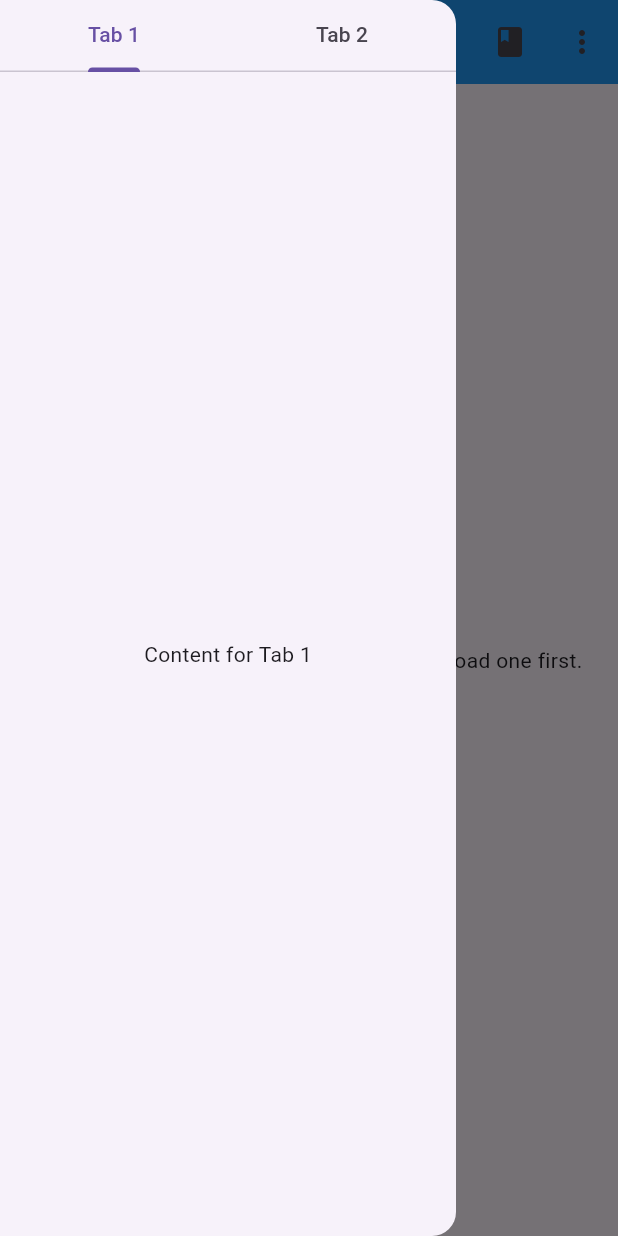
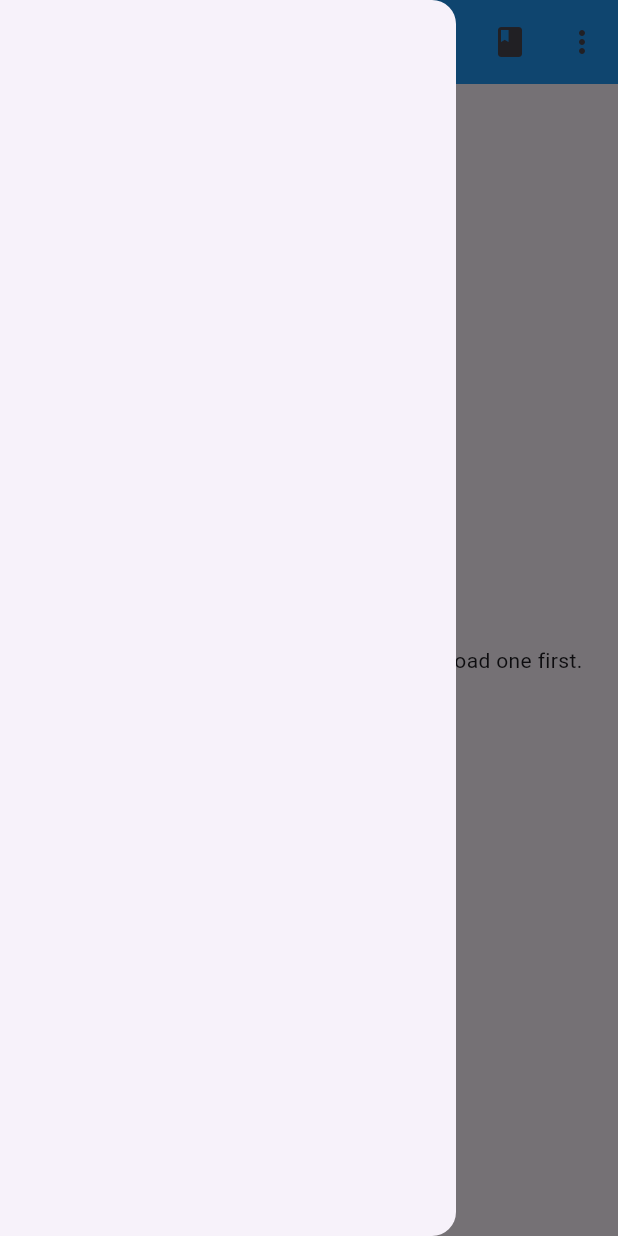
Before and after one commit to haotsai101/bible_reading, a Flutter app: the screen it shows after launch, after a tap on the "menu" icon, on a phone screen of 412 x 824 dp. Run offline on Flutter 3.47's test engine with Material 3 defaults, Android fonts, the phone set to English and light mode, and no system bars; our stand-ins replace flutter_dotenv, shared_preferences, sqflite, sqflite_common_ffi; accounts and stored records are empty; network calls fail.

Commit message:
Update home and drawer to display downloaded content

```diff
--- a/lib/db/database_helper.dart
+++ b/lib/db/database_helper.dart
@@ -109,4 +109,46 @@ class DatabaseHelper {
     );
     return List.generate(maps.length, (i) => Verse.fromMap(maps[i]));
   }
+
+  // Method to get a specific chapter by chapterId
+  static Future<Chapter?> getChapter(String chapterId) async {
+    final db =
+        await getDatabase(); // Assuming getDatabase() provides a singleton instance of the database
+    final List<Map<String, dynamic>> maps = await db.query(
+      'Chapters',
+      where: 'id = ?',
+      whereArgs: [chapterId],
+      limit: 1, // Expecting only one match for a unique chapterId
+    );
+
+    if (maps.isNotEmpty) {
+      // If there's a match, return a Chapter object
+      return Chapter.fromMap(maps
+          .first); // Assuming you have a fromMap factory constructor in your Chapter model
+    } else {
+      // If no match is found, return null
+      return null;
+    }
+  }
+
+  // Method to get a specific book by bookId
+  static Future<Book?> getBook(String bookId) async {
+    final db =
+        await getDatabase(); // Assuming getDatabase() provides a singleton instance of the database
+    final List<Map<String, dynamic>> maps = await db.query(
+      'Books',
+      where: 'id = ?',
+      whereArgs: [bookId],
+      limit: 1, // Expecting only one match for a unique chapterId
+    );
+
+    if (maps.isNotEmpty) {
+      // If there's a match, return a Chapter object
+      return Book.fromMap(maps
+          .first); // Assuming you have a fromMap factory constructor in your Chapter model
+    } else {
+      // If no match is found, return null
+      return null;
+    }
+  }
 }
--- a/lib/main.dart
+++ b/lib/main.dart
@@ -1,4 +1,5 @@
 import 'package:bible_reading/screens/home.dart';
+import 'package:bible_reading/services/reading_manager.dart';
 import 'package:flutter/material.dart';
 import 'package:flutter_dotenv/flutter_dotenv.dart';
 import 'package:sqflite_common_ffi/sqflite_ffi.dart';
@@ -8,6 +9,8 @@ void main() async {
   sqfliteFfiInit();
   await dotenv.load(
       fileName: ".env"); // Load environment variables from .env file
+  var readingManager = ReadingManager();
+  await readingManager.initialize();
 
   runApp(const MyApp());
 }
--- a/lib/screens/home.dart
+++ b/lib/screens/home.dart
@@ -1,7 +1,9 @@
-import 'package:bible_reading/db/database_helper.dart';
 import 'package:bible_reading/models/bible.dart';
+import 'package:bible_reading/models/book.dart';
+import 'package:bible_reading/models/chapter.dart';
 import 'package:bible_reading/models/verse.dart';
 import 'package:bible_reading/screens/download.dart';
+import 'package:bible_reading/services/reading_manager.dart';
 import 'package:bible_reading/widgets/custom_drawer_content.dart';
 import 'package:flutter/material.dart';
 
@@ -15,23 +17,40 @@ class MyHomePage extends StatefulWidget {
 }
 
 class _MyHomePageState extends State<MyHomePage> {
-  late Future<List<Verse>> futureVerses;
-  late Future<List<Bible>> futureVersions;
+  late Future<List<Verse>> futureVerses = Future.value([]);
+  late Future<List<Bible>> futureVersions = Future.value([]);
+  Map<String, Bible> biblesMap = {}; // Map to hold Bible ID to Bible object
+  String title = 'Bible';
 
   @override
-  void initState() {
+  initState() {
     super.initState();
-    // Assuming 'getVersesByChapter' accepts a list of bibleIds, a bookId, and a chapterId
-    futureVerses = DatabaseHelper.getVersesByChapter(
-        ['de4e12af7f28f599-02'], 'GEN', 'GEN.intro');
-    futureVersions = DatabaseHelper.getBibles();
+    futureVerses = ReadingManager().getVersesByChapter();
+    futureVersions = ReadingManager().getBibles().then((bibles) {
+      // Initialize the map of Bible IDs to Bible objects
+      biblesMap = {for (var bible in bibles) bible.id: bible};
+      return bibles;
+    });
+    ReadingManager().getChapter().then((c) => {
+          ReadingManager().getBook().then((b) => {
+                if (b != null && c != null)
+                  {setState(() => title = '${b.name} ${c.number}')}
+              })
+        });
+  }
+
+  void updateVerses(Future<List<Verse>> newVerses, Book b, Chapter c) {
+    setState(() {
+      futureVerses = newVerses;
+      title = '${b.name} ${c.number}';
+    });
   }
 
   @override
   Widget build(BuildContext context) {
     return Scaffold(
       appBar: AppBar(
-        title: const Text("Bible"),
+        title: Text(title),
         backgroundColor: Colors.blue,
         leading: Builder(
           builder: (BuildContext context) {
@@ -49,13 +68,24 @@ class _MyHomePageState extends State<MyHomePage> {
               if (snapshot.connectionState == ConnectionState.done &&
                   snapshot.hasData) {
                 return PopupMenuButton<Bible>(
-                  onSelected: (Bible version) {
+                  onSelected: (Bible version) async {
                     // Handle the version selection
+                    if (ReadingManager().currentBibleIds.contains(version.id)) {
+                      await ReadingManager().removeBibleId(version.id);
+                    } else {
+                      await ReadingManager().addBibleId(version.id);
+                    }
+                    setState(() {
+                      futureVerses = ReadingManager().getVersesByChapter();
+                    });
                   },
                   itemBuilder: (BuildContext context) {
                     return snapshot.data!.map((Bible version) {
-                      return PopupMenuItem<Bible>(
+                      return CheckedPopupMenuItem<Bible>(
                         value: version,
+                        checked: ReadingManager()
+                            .currentBibleIds
+                            .contains(version.id),
                         child: Text(version.abbreviation),
                       );
                     }).toList();
@@ -89,8 +119,11 @@ class _MyHomePageState extends State<MyHomePage> {
           ),
         ],
       ),
-      drawer: const Drawer(
-        child: CustomDrawerContent(),
+      drawer: Drawer(
+        child: CustomDrawerContent(
+          updateFutureVersesCallback:
+              updateVerses, // Pass the function directly
+        ),
       ),
       body: FutureBuilder<List<Verse>>(
         future: futureVerses,
@@ -108,9 +141,11 @@ class _MyHomePageState extends State<MyHomePage> {
               itemBuilder: (context, index) {
                 Verse verse = snapshot.data![index];
                 return ListTile(
-                  title: Text(verse.content),
-                  subtitle: Text(
-                      'Bible ID: ${verse.bibleId}, Verse: ${verse.number}'),
+                  title: Text('${verse.number} ${verse.content}'),
+                  subtitle: biblesMap.length > 1
+                      ? Text(
+                          'Bible: ${biblesMap[verse.bibleId]?.abbreviation ?? 'Unknown'}')
+                      : null, // Conditional display based on the number of items in biblesMap
                 );
               },
             );
--- /dev/null
+++ b/lib/services/reading_manager.dart
@@ -0,0 +1,112 @@
+import 'package:bible_reading/db/database_helper.dart';
+import 'package:bible_reading/models/bible.dart';
+import 'package:bible_reading/models/book.dart';
+import 'package:bible_reading/models/chapter.dart';
+import 'package:bible_reading/models/verse.dart';
+import 'package:shared_preferences/shared_preferences.dart';
+
+class ReadingManager {
+  static final ReadingManager _instance = ReadingManager._();
+
+  Set<String> bibleIds = {};
+  String bookId = 'GEN';
+  String chapterId = 'GEN.1';
+
+  // Private constructor
+  ReadingManager._();
+
+  // Factory constructor to return the same instance
+  factory ReadingManager() {
+    return _instance;
+  }
+
+  static const _bibleIdsKey = 'bibleIds';
+  static const _bookIdKey = 'bookId';
+  static const _chapterIdKey = 'chapterId';
+
+  // Method to initialize from SharedPreferences, this can be called from your main.dart or initState of your first screen
+  Future<void> initialize() async {
+    final prefs = await SharedPreferences.getInstance();
+    bibleIds = Set<String>.from(prefs.getStringList(_bibleIdsKey) ?? []);
+    bookId = prefs.getString(_bookIdKey) ?? 'GEN';
+    chapterId = prefs.getString(_chapterIdKey) ?? 'GEN.1';
+    // Here you can notify listeners or update UI as needed
+  }
+
+  Future<void> updateBibleIds(Set<String> newBibleIds) async {
+    final prefs = await SharedPreferences.getInstance();
+    await prefs.setStringList(_bibleIdsKey, newBibleIds.toList());
+    bibleIds = newBibleIds;
+  }
+
+  Future<void> addBibleId(String newBibleId) async {
+    final prefs = await SharedPreferences.getInstance();
+    if (!bibleIds.contains(newBibleId)) {
+      bibleIds.add(newBibleId);
+      // Convert Set to List before saving
+      await prefs.setStringList(_bibleIdsKey, bibleIds.toList());
+    }
+  }
+
+  Future<void> removeBibleId(String bibleIdToRemove) async {
+    final prefs = await SharedPreferences.getInstance();
+    if (bibleIds.contains(bibleIdToRemove)) {
+      bibleIds.remove(bibleIdToRemove);
+      // Convert Set to List before saving
+      await prefs.setStringList(_bibleIdsKey, bibleIds.toList());
+    }
+  }
+
+  Future<void> updateBookId(String newBookId) async {
+    final prefs = await SharedPreferences.getInstance();
+    await prefs.setString(_bookIdKey, newBookId);
+    bookId = newBookId;
+  }
+
+  Future<void> updateChapterId(String newChapterId) async {
+    final prefs = await SharedPreferences.getInstance();
+    await prefs.setString(_chapterIdKey, newChapterId);
+    chapterId = newChapterId;
+  }
+
+  // Getters
+  Set<String> get currentBibleIds => bibleIds;
+  String get currentBookId => bookId;
+  String get currentChapterId => chapterId;
+
+  // Method to get bibles
+  Future<List<Bible>> getBibles() async {
+    return await DatabaseHelper.getBibles();
+  }
+
+  // Method to get books for the current Bible
+  Future<List<Book>> getBooks() async {
+    return await DatabaseHelper.getBooks(bibleIds.first);
+  }
+
+  // Method to get chapters for the current book
+  Future<List<Chapter>> getChapters(String bookId) async {
+    return await DatabaseHelper.getChapters(bookId);
+  }
+
+  // Method to get the current chapter
+  Future<Chapter?> getChapter() async {
+    return await DatabaseHelper.getChapter(chapterId);
+  }
+
+  // Method to get the current chapter
+  Future<Book?> getBook() async {
+    return await DatabaseHelper.getBook(bookId);
+  }
+
+  // Method to get verses for the current chapter
+  Future<List<Verse>> getVerses(String chapterId) async {
+    return await DatabaseHelper.getVerses(chapterId);
+  }
+
+  // Method to get verses by chapter considering multiple Bible IDs
+  Future<List<Verse>> getVersesByChapter() async {
+    return await DatabaseHelper.getVersesByChapter(
+        bibleIds.toList(), bookId, chapterId);
+  }
+}
--- a/lib/widgets/custom_drawer_content.dart
+++ b/lib/widgets/custom_drawer_content.dart
@@ -1,50 +1,85 @@
+import 'package:bible_reading/models/book.dart';
+import 'package:bible_reading/models/chapter.dart';
+import 'package:bible_reading/models/verse.dart';
+import 'package:bible_reading/services/reading_manager.dart';
 import 'package:flutter/material.dart';
 
 class CustomDrawerContent extends StatefulWidget {
-  const CustomDrawerContent({super.key});
+  final Function(Future<List<Verse>>, Book, Chapter) updateFutureVersesCallback;
+
+  const CustomDrawerContent(
+      {Key? key, required this.updateFutureVersesCallback})
+      : super(key: key);
 
   @override
-  State<CustomDrawerContent> createState() => _CustomDrawerContentState();
+  _CustomDrawerContentState createState() => _CustomDrawerContentState();
 }
 
-class _CustomDrawerContentState extends State<CustomDrawerContent>
-    with SingleTickerProviderStateMixin {
-  late TabController _tabController;
+class _CustomDrawerContentState extends State<CustomDrawerContent> {
+  List<Book> books = [];
+  Map<String, List<Chapter>> booksMap =
+      {}; // Map to hold Bible ID to Bible object
 
   @override
-  void initState() {
+  initState() {
     super.initState();
-    _tabController = TabController(length: 2, vsync: this);
+    ReadingManager().getBooks().then((b) async {
+      Map<String, List<Chapter>> tempBooksMap = {};
+      for (var book in b) {
+        var chapters = await ReadingManager().getChapters(book.id);
+        tempBooksMap[book.id] = chapters;
+      }
+      setState(() {
+        booksMap = tempBooksMap;
+        books = b;
+      });
+    });
   }
 
-  @override
-  void dispose() {
-    _tabController.dispose();
-    super.dispose();
+  void onChapterClicked(Book book, Chapter chapter) async {
+    await ReadingManager().updateBookId(chapter.bookId);
+    await ReadingManager().updateChapterId(chapter.id);
+    widget.updateFutureVersesCallback(ReadingManager().getVersesByChapter(),
+        book, chapter); // Call the callback passed from MyHomePage
+    Navigator.pop(context);
   }
 
   @override
   Widget build(BuildContext context) {
     return SafeArea(
-      child: Column(
-        children: <Widget>[
-          TabBar(
-            controller: _tabController,
-            tabs: const [
-              Tab(text: 'Tab 1'),
-              Tab(text: 'Tab 2'),
+      child: ListView.builder(
+        itemCount: books.length,
+        itemBuilder: (context, index) {
+          Book book = books[index];
+          List<Chapter> chapters = booksMap[book.id] ??
+              []; // Get chapters for the book, defaulting to an empty list if not found
+
+          return ExpansionTile(
+            title: Text(book.name),
+            children: <Widget>[
+              SizedBox(
+                child: GridView.builder(
+                  shrinkWrap: true,
+                  physics: const NeverScrollableScrollPhysics(),
+                  gridDelegate: const SliverGridDelegateWithFixedCrossAxisCount(
+                    crossAxisCount: 5,
+                  ),
+                  itemCount: chapters.length,
+                  itemBuilder: (context, gridIndex) {
+                    Chapter chapter = chapters[gridIndex];
+                    return GridTile(
+                      child: TextButton(
+                        onPressed: () => onChapterClicked(book,
+                            chapter), // Define this function to handle chapter clicks
+                        child: Text(chapter.number),
+                      ),
+                    );
+                  },
+                ),
+              ),
             ],
-          ),
-          Expanded(
-            child: TabBarView(
-              controller: _tabController,
-              children: const [
-                Center(child: Text('Content for Tab 1')),
-                Center(child: Text('Content for Tab 2')),
-              ],
-            ),
-          ),
-        ],
+          );
+        },
       ),
     );
   }
--- a/pubspec.yaml
+++ b/pubspec.yaml
@@ -33,6 +33,7 @@ dependencies:
   sqflite: any
   path: any
   flutter_dotenv: ^5.0.2
+  shared_preferences: ^2.0.6
 
   # The following adds the Cupertino Icons font to your application.
   # Use with the CupertinoIcons class for iOS style icons.
```
Also changed, not shown: lib/screens/download.dart (+22 -2 lines), pubspec.lock, 2 other files.
